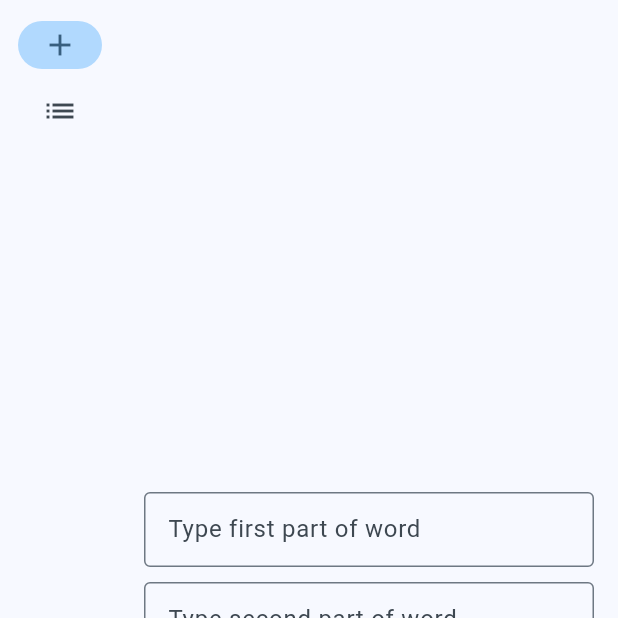
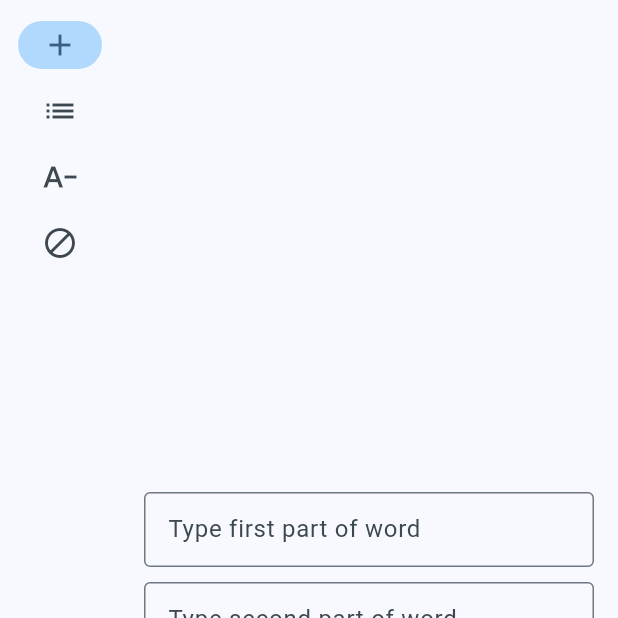
Before and after one commit to VadimDenisovich/FullMyFlutterApp, a Flutter app: the screen it shows after launch, after a tap on "Add word", on a phone screen of 412 x 824 dp, the top half of it. Run offline on Flutter 3.47's test engine with Material 3 defaults, Android fonts, the phone set to English and light mode, and no system bars; our stand-ins replace bloc, flutter_bloc, shelf, shelf_static, sqflite; accounts and stored records are empty.

Commit message:
Updated docs

```diff
--- a/lib/main.dart
+++ b/lib/main.dart
@@ -1,13 +1,36 @@
 import 'package:flutter/material.dart';
 import 'package:flutter/rendering.dart';
+import 'package:flutter_bloc/flutter_bloc.dart';
+import 'package:flutter_proj/screens/t_blocs/t_bloc.dart';
+import 'package:flutter_proj/screens/test_screen.dart';
 import 'services/card_database.dart';
 import 'screens/add_word_screen.dart';
 import 'screens/list_words_screen.dart';
+import 'screens/test_screen.dart';
+import 'screens/t_bloc_screen.dart';
+import 'screens/t_blocs/t_bloc_impl.dart';
+import 'package:flutter_bloc/flutter_bloc.dart';
 
 void main() async {
+  /// Связка системы виджетов с ОС
   WidgetsFlutterBinding.ensureInitialized();
+
+  /// Обращаемся к базе данных с карточками, которая сама себя инициализирует
+  /// внутри класса
   await CardDatabase.instance.database;
-  runApp(Start());
+  runApp(
+
+      /// MultiBlocProvider позволяет получать в себя несколько BlocProvider или
+      /// Cubit
+      /// Каждый BlocProvider внутри создает и отправляет соответствующий BloC
+      /// ниже по дереву виджетов
+      /// Перестроение виджетов, где установлен Bloc происходит благодаря тому,
+      /// что BlocBuilder подписывается на изменения состояния Bloc
+      MultiBlocProvider(providers: [
+    BlocProvider<CounterBloc>(
+      create: (context) => CounterBloc(),
+    ),
+  ], child: Start()));
 }
 
 class Start extends StatelessWidget {
@@ -15,6 +38,9 @@ class Start extends StatelessWidget {
   Widget build(BuildContext context) {
     return MaterialApp(
         title: 'Full My App',
+
+        /// Отключаем плашку дебаг на экране эмулятора
+        debugShowCheckedModeBanner: false,
         theme: ThemeData(
             colorScheme: ColorScheme.fromSeed(
                 seedColor: Color.fromARGB(255, 0, 170, 255),
@@ -40,16 +66,36 @@ class _HomePageState extends State<HomePage> {
         page = AddWord();
       case 1:
         page = ListWords();
-      // Container(child: Text('page at $_selectedIndex', style: textFont));
+      case 2:
+        page = TestScreen(); // Тестовый экран для добавления нового функционала
+      case 3:
+        page = TBlocScreen();
       default:
         throw UnimplementedError('page at $_selectedIndex doesn`t exist');
     }
 
+    /// constraints - объект типа BoxConstraints
+    /// содержит информацию о доступных размерах для дочерних виджетов
+    ///
+    /// Что содержит BoxConstraits:
+    /// constraints.maxWidth: Максимальная доступная ширина.
+    /// constraints.minWidth: Минимальная доступная ширина.
+    /// constraints.maxHeight: Максимальная доступная высота.
+    /// constraints.minHeight: Минимальная доступная высота.
     return LayoutBuilder(builder: (context, constraints) {
       return Scaffold(
           body: Row(
         children: [
           SafeArea(
+            /// NavigationRail - навигационная панель сбоку экрана
+            /// Полезен для адаптивных приложений, поскольку способен сам
+            /// ужиматься и расширяться
+            /// @selectedIndex - индекс выбранного элемента
+            /// @onDestinationSelected - колбэк, срабатываемый при выборе
+            /// какого-то элемента навигации.
+            /// @destinations - список элементов NavigationRailDestination
+            /// @extended - булевое значени, указывающее должна ли панель быть
+            /// расширенной (показывать текстовые названия иконок)
             child: NavigationRail(
               extended: constraints.maxWidth > 600,
               selectedIndex: _selectedIndex,
@@ -58,6 +104,11 @@ class _HomePageState extends State<HomePage> {
                     icon: Icon(Icons.add), label: Text('Add word')),
                 NavigationRailDestination(
                     icon: Icon(Icons.list), label: Text('List words')),
+                NavigationRailDestination(
+                    icon: Icon(Icons.text_decrease),
+                    label: Text('Test screen')),
+                NavigationRailDestination(
+                    icon: Icon(Icons.block), label: Text('Bloc screen'))
               ],
               onDestinationSelected: (index) {
                 setState(() {
--- a/lib/screens/add_word_screen.dart
+++ b/lib/screens/add_word_screen.dart
@@ -12,7 +12,6 @@ class _AddWordState extends State<AddWord> {
   // TODO:
   // 1. create blue outline for TextFields
   // 2. ElevatedButton: text to white, background to blue
-  // 3. Create two notifications: when success and not
   final TextEditingController _firstController = TextEditingController();
   final TextEditingController _secondController = TextEditingController();
 
@@ -34,6 +33,7 @@ class _AddWordState extends State<AddWord> {
         height: 50,
         child: TextField(
           controller: controller,
+          obscureText: true, // добавляет ввод, как у пароля
           decoration:
               InputDecoration(labelText: hint, border: OutlineInputBorder()),
         ));
--- a/lib/widgets/card_block.dart
+++ b/lib/widgets/card_block.dart
@@ -4,6 +4,8 @@ import '../models/word_card.dart';
 import 'delete_card_btn.dart';
 
 class CardBlock extends StatelessWidget {
+  // TODO:
+  // 1. Create GestureDetector onLongTap (edit card menu), onTap (overlay btn openmenu), onDoubleTap (edit card menu)
   final WordCard card;
   final VoidCallback onDelete;
   final TextStyle style = TextStyle(fontSize: 20);
--- a/lib/widgets/delete_card_btn.dart
+++ b/lib/widgets/delete_card_btn.dart
@@ -20,6 +20,7 @@ class DeleteButton extends StatelessWidget {
           child: Padding(
             padding: const EdgeInsets.all(4),
             child: Icon(Icons.delete, color: Color.fromARGB(255, 181, 9, 9)),
-            )));
+          )),
+    );
   }
 }
--- a/pubspec.yaml
+++ b/pubspec.yaml
@@ -33,6 +33,9 @@ dependencies:
   sqflite: 2.4.1
   path: 1.9.0
   sqflite_common_ffi: ^2.3.4
+  shelf: ^1.4.1
+  shelf_static: 1.1.3
+  flutter_bloc: 8.1.6
 
 
   # The following adds the Cupertino Icons font to your application.
```
Also changed, not shown: lib/screens/t_bloc_screen.dart (added, +45 -0 lines), lib/screens/t_blocs/t_bloc.dart (added, +10 -0 lines), lib/screens/t_blocs/t_bloc_impl.dart (added, +18 -0 lines), lib/screens/test_screen.dart (added, +45 -0 lines), lib/services/card_database.dart (+60 -0 lines), lib/services/docs_server.dart (added, +14 -0 lines), lib/widgets/show_notification.dart (+7 -2 lines), pubspec.lock, 1 other file. Lines whose indentation alone changed are shown as unchanged.
